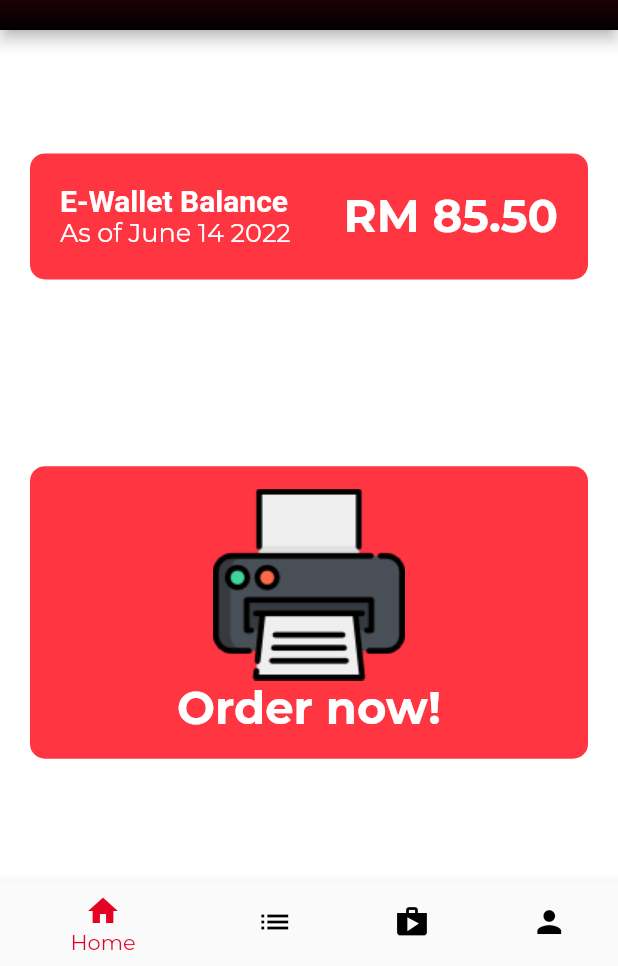
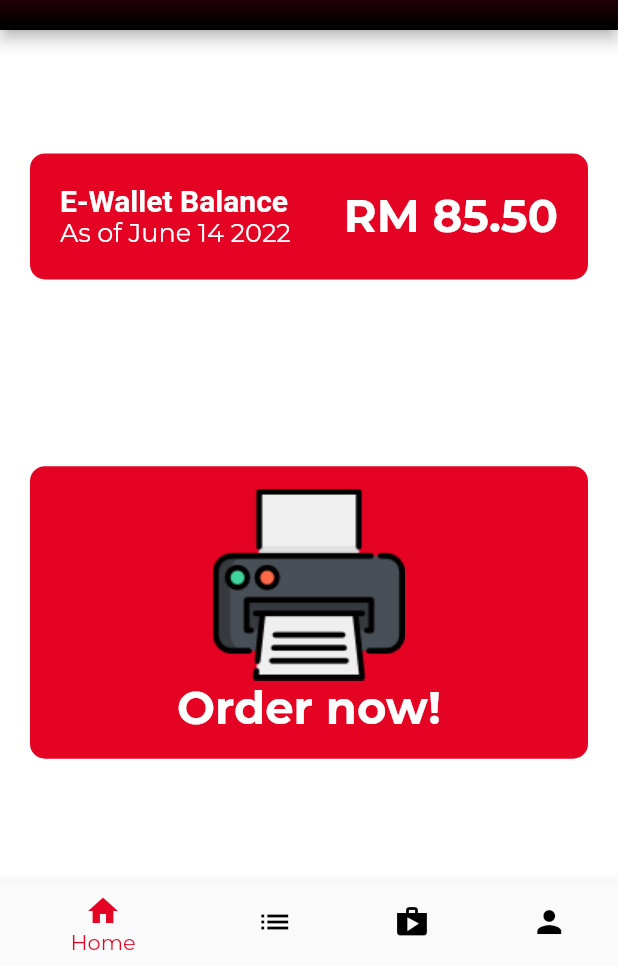
Before and after one commit to sajjadista/El-Printo-System, a Flutter app: the screen it shows after launch, on a phone screen of 412 x 824 dp, the part 270-1236 px from its top. Run offline on Flutter 3.47's test engine with Material 2 defaults, Android fonts, the phone set to English and light mode, and no system bars; our stand-ins replace cloud_firestore, firebase_core, flutter_map, google_fonts, latlong2; accounts and stored records are empty.

Commit message:
Minor changes

```diff
--- a/print_4_you/lib/main.dart
+++ b/print_4_you/lib/main.dart
@@ -27,6 +27,7 @@
         routes: <String, WidgetBuilder>{
           '/loginpage': (BuildContext context) => const LoginPage(),
           '/mainpage': (BuildContext context) => const MainPage(),
+          '/uploaddoc': (BuildContext context) => const UploadDocumentPage(),
         });
   }
 }
--- a/print_4_you/lib/pages/home_page.dart
+++ b/print_4_you/lib/pages/home_page.dart
@@ -17,7 +17,7 @@ class HomePage extends StatelessWidget {
           Container(
             decoration: BoxDecoration(
                 borderRadius: BorderRadius.circular(10),
-                color: const Color(0xFFFF3642)),
+                color: const Color(0xFFE40323)),
             child: Padding(
               padding: const EdgeInsets.all(20),
               child: Row(
@@ -42,15 +42,17 @@ class HomePage extends StatelessWidget {
               ),
             ),
           ),
-          Container(
+          GestureDetector(
+            onTap: (() => Navigator.pushNamed(context, '/uploaddoc')),
+            child: Container(
               width: double.infinity,
               decoration: BoxDecoration(
                   borderRadius: BorderRadius.circular(10),
-                color: const Color(0xFFFF3642)),
+                  color: const Color(0xFFE40323)),
               child: Padding(
                   padding: const EdgeInsets.all(15),
                   child: Column(
-                  children: [
+                    children: const [
                       Image(image: AssetImage("assets/printer.png")),
                       Text("Order now!",
                           style: TextStyle(
@@ -59,6 +61,7 @@ class HomePage extends StatelessWidget {
                               fontWeight: FontWeight.bold))
                     ],
                   )),
+            ),
           )
         ],
       ),
```
Lines whose indentation alone changed are shown as unchanged.
